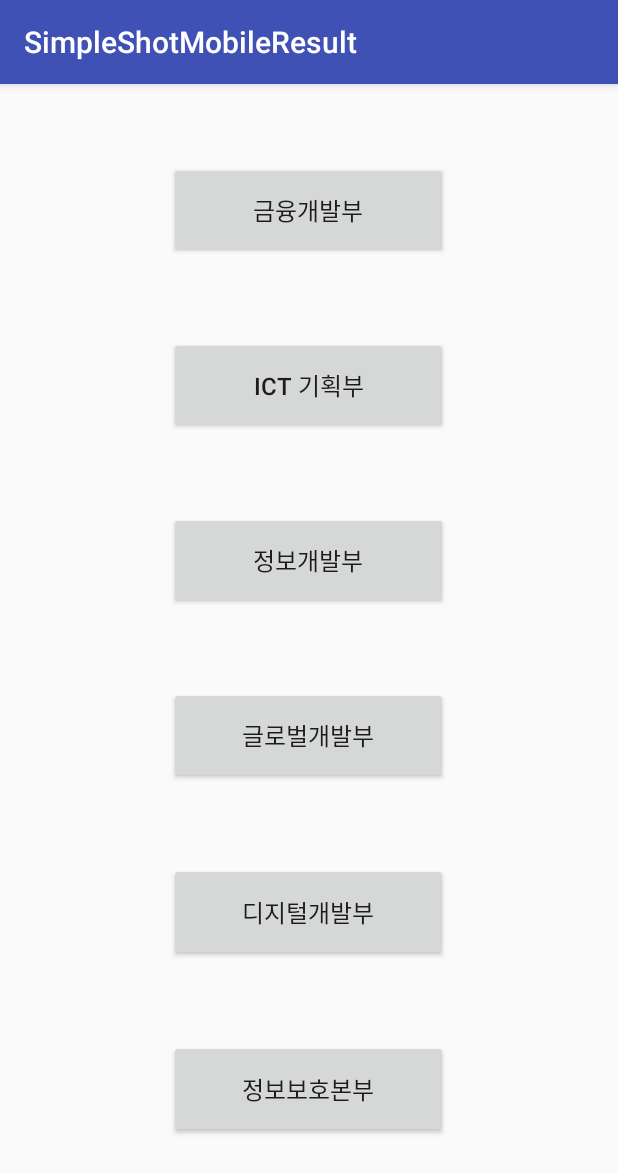
After one commit to jihyunamykim/SimpleShotMobildeResult, an Android app: the Seethegroup screen opened directly, with no data from a screen before it, on a phone screen of 412 x 824 dp. The commit adds this screen. Shown: the top 1173 px of the screen. Run offline under Robolectric (Android 15) with nearby library versions, the phone set to English and light mode, and no system bars.

Commit message:
simpleshotmobileresult2

```diff
--- /dev/null
+++ b/app/src/main/java/org/shinhan16200100/simpleshotmobileresult/Seethegroup.java
@@ -0,0 +1,104 @@
+package org.shinhan16200100.simpleshotmobileresult;
+
+import android.content.Intent;
+import android.os.Bundle;
+import android.support.v7.app.AppCompatActivity;
+import android.view.View;
+import android.widget.Button;
+
+public class Seethegroup extends AppCompatActivity {
+
+    @Override
+    protected void onCreate(Bundle savedInstanceState) {
+        super.onCreate(savedInstanceState);
+        setContentView(R.layout.activity_seethegroup);
+
+        //금융개발부
+        Button geumyoong =(Button)findViewById(R.id.geumyoong);
+
+        geumyoong.setText("금융개발부");
+        geumyoong.setOnClickListener(
+                new Button.OnClickListener(){
+                    @Override
+                    public void onClick(View v) {
+                        Intent intent = new Intent(getApplicationContext(), Showlist.class);
+                        intent.putExtra("GROUP_NAME","금융개발부");
+                        startActivity(intent);
+                    }
+                }
+        );
+        //ICT 기획부
+        Button ictgeehyeock =(Button)findViewById(R.id.ictgeehyeock);
+
+        ictgeehyeock.setText("ICT 기획부");
+        ictgeehyeock.setOnClickListener(
+                new Button.OnClickListener(){
+                    @Override
+                    public void onClick(View v) {
+                        Intent intent = new Intent(getApplicationContext(), Showlist.class);
+                        intent.putExtra("GROUP_NAME","ICT 기획부");
+                        startActivity(intent);
+                    }
+                }
+        );
+        //정보개발부
+        Button jeongbo =(Button)findViewById(R.id.jeongbo);
+
+        jeongbo.setText("정보개발부");
+        findViewById(R.id.jeongbo).setOnClickListener(
+                new Button.OnClickListener(){
+                    @Override
+                    public void onClick(View v) {
+                        Intent intent = new Intent(getApplicationContext(), Showlist.class);
+                        intent.putExtra("GROUP_NAME","정보개발부");
+                        startActivity(intent);
+                    }
+                }
+        );
+
+        //글로벌개발부
+        Button global =(Button)findViewById(R.id.global);
+
+        global.setText("글로벌개발부");
+        findViewById(R.id.global).setOnClickListener(
+                new Button.OnClickListener(){
+                    @Override
+                    public void onClick(View v) {
+                        Intent intent = new Intent(getApplicationContext(), Showlist.class);
+                        intent.putExtra("GROUP_NAME","글로벌개발부");
+                        startActivity(intent);
+                    }
+                }
+        );
+        //디지털개발부
+        Button digital =(Button)findViewById(R.id.digital);
+
+        digital.setText("디지털개발부");
+        findViewById(R.id.digital).setOnClickListener(
+                new Button.OnClickListener(){
+                    @Override
+                    public void onClick(View v) {
+                        Intent intent = new Intent(getApplicationContext(), Showlist.class);
+                        intent.putExtra("GROUP_NAME","디지털개발부");
+                        startActivity(intent);
+                    }
+                }
+        );
+
+        //정보보호본부
+        Button boho =(Button)findViewById(R.id.boho);
+
+        boho.setText("정보보호본부");
+        findViewById(R.id.boho).setOnClickListener(
+                new Button.OnClickListener(){
+                    @Override
+                    public void onClick(View v) {
+                        Intent intent = new Intent(getApplicationContext(), Showlist.class);
+                        intent.putExtra("GROUP_NAME","정보보호본부");
+                        startActivity(intent);
+                    }
+                }
+        );
+    }
+
+}
--- a/app/src/main/res/layout/activity_firstmenu.xml
+++ b/app/src/main/res/layout/activity_firstmenu.xml
@@ -22,7 +22,7 @@
             android:layout_width="186dp"
             android:layout_height="match_parent"
             android:layout_centerInParent="true"
-            android:text="take a picture"
+            android:text="사진 찍기"
             android:textSize="20dp" />
     </RelativeLayout>
     <LinearLayout
@@ -40,7 +40,7 @@
             android:layout_width="186dp"
             android:layout_height="match_parent"
             android:layout_centerInParent="true"
-            android:text="see the group"
+            android:text="그룹 보기"
             android:textSize="20dp" />
     </RelativeLayout>
 </LinearLayout>
--- a/app/src/main/res/layout/activity_main.xml
+++ b/app/src/main/res/layout/activity_main.xml
@@ -34,7 +34,7 @@
             android:layout_width="186dp"
             android:layout_height="match_parent"
             android:layout_centerInParent="true"
-            android:text="START"
+            android:text="시작"
             android:textSize="30dp" />
     </RelativeLayout>
 </LinearLayout>
--- /dev/null
+++ b/app/src/main/res/layout/activity_seethegroup.xml
@@ -0,0 +1,112 @@
+<?xml version="1.0" encoding="utf-8"?>
+<LinearLayout xmlns:android="http://schemas.android.com/apk/res/android"
+    xmlns:app="http://schemas.android.com/apk/res-auto"
+    xmlns:tools="http://schemas.android.com/tools"
+    android:layout_width="match_parent"
+    android:layout_height="match_parent"
+    android:orientation="vertical"
+    android:weightSum="100"
+    tools:context="org.shinhan16200100.simpleshotmobileresult.Seethegroup">
+    <LinearLayout
+        android:layout_width="match_parent"
+        android:layout_height="20dp"
+        android:layout_weight="5"
+        android:orientation="vertical">
+    </LinearLayout>
+    <RelativeLayout
+        android:layout_width="match_parent"
+        android:layout_height="0dp"
+        android:layout_weight="10">
+        <Button
+            android:id="@+id/geumyoong"
+            android:layout_width="186dp"
+            android:layout_height="match_parent"
+            android:layout_centerInParent="true"
+            android:textSize="16dp"/>
+    </RelativeLayout>
+    <LinearLayout
+        android:layout_width="match_parent"
+        android:layout_height="20dp"
+        android:layout_weight="5"
+        android:orientation="vertical">
+    </LinearLayout>
+    <RelativeLayout
+        android:layout_width="match_parent"
+        android:layout_height="0dp"
+        android:layout_weight="10">
+        <Button
+            android:id="@+id/ictgeehyeock"
+            android:layout_width="186dp"
+            android:layout_height="match_parent"
+            android:layout_centerInParent="true"
+            android:textSize="16dp"/>
+    </RelativeLayout>
+    <LinearLayout
+        android:layout_width="match_parent"
+        android:layout_height="20dp"
+        android:layout_weight="5"
+        android:orientation="vertical">
+    </LinearLayout>
+    <RelativeLayout
+        android:layout_width="match_parent"
+        android:layout_height="0dp"
+        android:layout_weight="10">
+        <Button
+            android:id="@+id/jeongbo"
+            android:layout_width="186dp"
+            android:layout_height="match_parent"
+            android:layout_centerInParent="true"
+            android:textSize="16dp"/>
+    </RelativeLayout>
+    <LinearLayout
+        android:layout_width="match_parent"
+        android:layout_height="20dp"
+        android:layout_weight="5"
+        android:orientation="vertical">
+    </LinearLayout>
+    <RelativeLayout
+        android:layout_width="match_parent"
+        android:layout_height="0dp"
+        android:layout_weight="10">
+        <Button
+            android:id="@+id/global"
+            android:layout_width="186dp"
+            android:layout_height="match_parent"
+            android:layout_centerInParent="true"
+            android:textSize="16dp"/>
+    </RelativeLayout>
+    <LinearLayout
+        android:layout_width="match_parent"
+        android:layout_height="20dp"
+        android:layout_weight="5"
+        android:orientation="vertical">
+    </LinearLayout>
+    <RelativeLayout
+        android:layout_width="match_parent"
+        android:layout_height="0dp"
+        android:layout_weight="10">
+        <Button
+            android:id="@+id/digital"
+            android:layout_width="186dp"
+            android:layout_height="match_parent"
+            android:layout_centerInParent="true"
+            android:textSize="16dp"/>
+    </RelativeLayout>
+    <LinearLayout
+        android:layout_width="match_parent"
+        android:layout_height="20dp"
+        android:layout_weight="5"
+        android:orientation="vertical">
+    </LinearLayout>
+    <RelativeLayout
+        android:layout_width="match_parent"
+        android:layout_height="0dp"
+        android:layout_weight="10">
+        <Button
+            android:id="@+id/boho"
+            android:layout_width="186dp"
+            android:layout_height="match_parent"
+            android:layout_centerInParent="true"
+            android:textSize="16dp"/>
+    </RelativeLayout>
+</LinearLayout>
```
Also changed, not shown: app/src/main/AndroidManifest.xml (+9 -5 lines), app/src/main/java/org/shinhan16200100/simpleshotmobileresult/FirstMenu.java (+12 -0 lines), app/src/main/java/org/shinhan16200100/simpleshotmobileresult/OcrResult.java (added, +13 -0 lines), app/src/main/java/org/shinhan16200100/simpleshotmobileresult/Showlist.java (added, +22 -0 lines), app/src/main/res/layout/activity_ocr_result.xml (added, +9 -0 lines), app/src/main/res/layout/activity_showlist.xml (added, +44 -0 lines), app/src/main/res/layout/activity_takeapicture.xml (+4 -4 lines).
